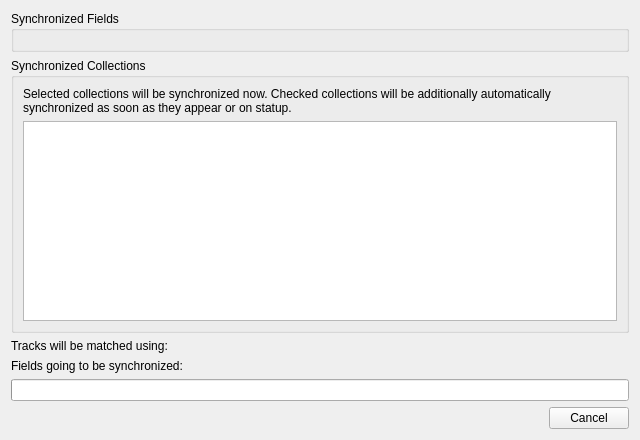
Qt form src/statsyncing/ui/ChooseProvidersPage.ui (KDE/amarok) before a commit.
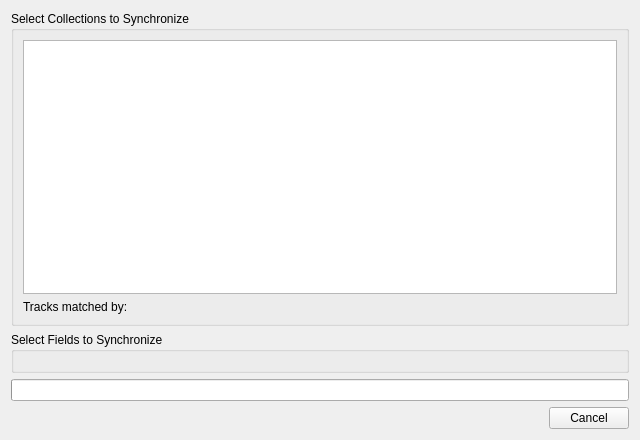
The same form after that commit. Custom widgets are drawn as their Qt base class.

Commit message:
StatSyncing: polish the UI to (near) perfection
Provide 2-way button links between configuration and actual
synchronization, add icons to buttons, simplify text, make the UI more
clean, add tooltips...

```diff
--- a/src/statsyncing/ui/ChooseProvidersPage.ui
+++ b/src/statsyncing/ui/ChooseProvidersPage.ui
@@ -11,30 +11,12 @@
    </rect>
   </property>
   <layout class="QVBoxLayout" name="verticalLayout">
-   <item>
-    <widget class="QGroupBox" name="fieldsBox">
-     <property name="title">
-      <string>Synchronized Fields</string>
-     </property>
-     <layout class="QHBoxLayout" name="horizontalLayout"/>
-    </widget>
-   </item>
    <item>
     <widget class="QGroupBox" name="providersBox">
      <property name="title">
-      <string>Synchronized Collections</string>
+      <string>Select Collections to Synchronize</string>
      </property>
      <layout class="QVBoxLayout" name="verticalLayout_3">
-      <item>
-       <widget class="QLabel" name="providersLabel">
-        <property name="text">
-         <string>Selected collections will be synchronized now. Checked collections will be additionally automatically synchronized as soon as they appear or on statup.</string>
-        </property>
-        <property name="wordWrap">
-         <bool>true</bool>
-        </property>
-       </widget>
-      </item>
       <item>
        <widget class="QListView" name="providersView">
         <property name="selectionMode">
@@ -42,33 +24,31 @@
         </property>
         <property name="iconSize">
          <size>
-          <width>48</width>
-          <height>48</height>
+          <width>32</width>
+          <height>32</height>
          </size>
         </property>
        </widget>
       </item>
-     </layout>
-    </widget>
-   </item>
    <item>
     <widget class="QLabel" name="matchLabel">
      <property name="text">
-      <string notr="true">Tracks will be matched using: &lt;placeholder&gt;</string>
+         <string notr="true">Tracks matched by: &lt;placeholder&gt;</string>
      </property>
      <property name="wordWrap">
       <bool>true</bool>
      </property>
+       </widget>
+      </item>
+     </layout>
     </widget>
    </item>
    <item>
-    <widget class="QLabel" name="synchronizedLabel">
-     <property name="text">
-      <string notr="true">Fields going to be synchronized: &lt;placeholder&gt;</string>
+    <widget class="QGroupBox" name="fieldsBox">
+     <property name="title">
+      <string>Select Fields to Synchronize</string>
      </property>
-     <property name="wordWrap">
-      <bool>true</bool>
-     </property>
+     <layout class="QVBoxLayout" name="verticalLayout_2"/>
     </widget>
    </item>
    <item>
```
Lines whose indentation alone changed are shown as unchanged. The commit also changes 6 other files.
